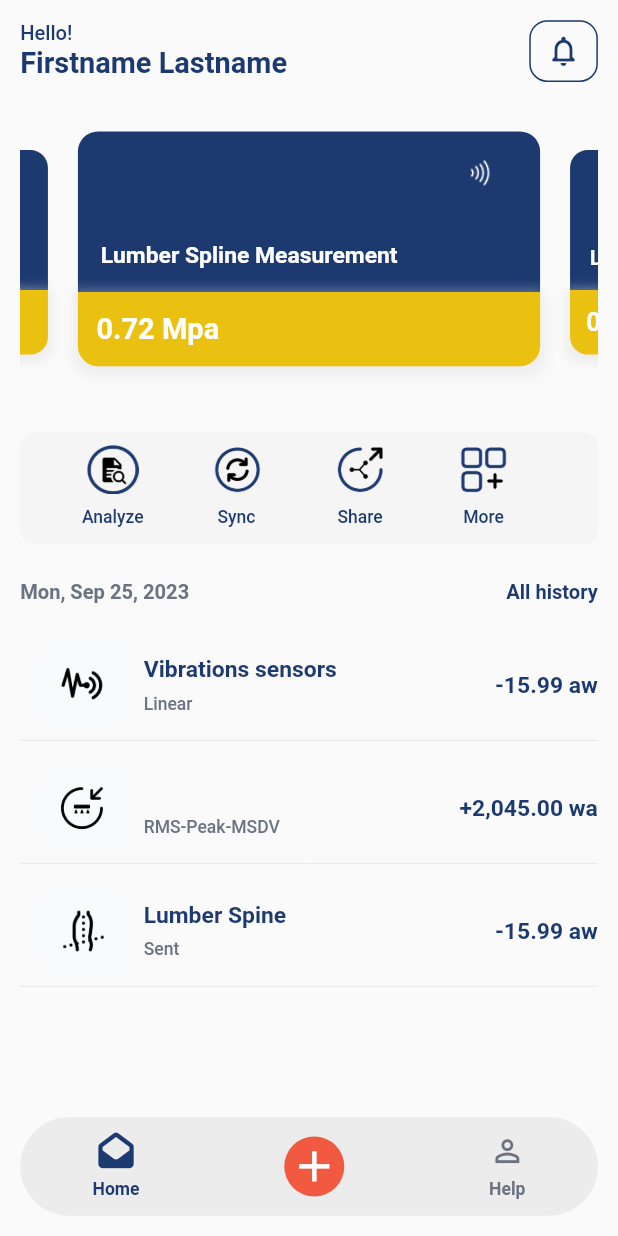
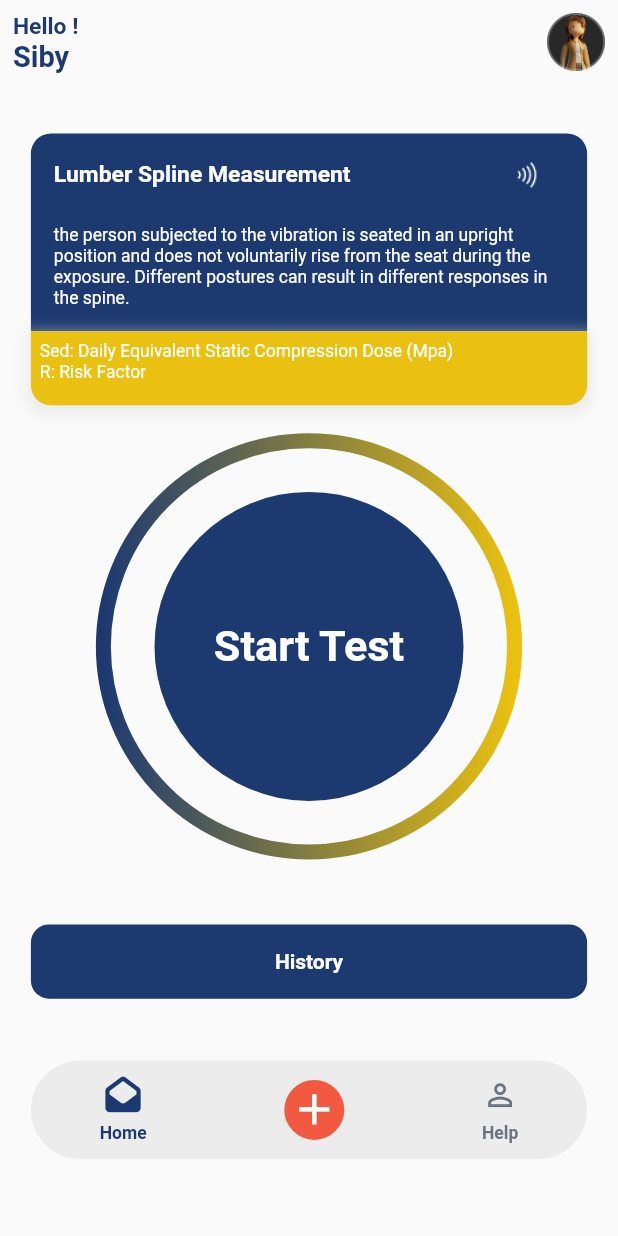
Before and after one commit to anshd258/Lumber-Spine-app-and-web, a Flutter app: the HomeScreen screen opened by its route, on a phone screen of 412 x 824 dp. Run offline on Flutter 3.47's test engine with Material 2 defaults, Android fonts, the phone set to English and light mode, and no system bars; drawn by our look-alikes of carousel_slider; our stand-ins replace bloc, file_picker, flutter_bloc, font_awesome_flutter, google_fonts, pinput and 4 more; missing offline and left inert: email_otp, syncfusion_flutter_core.

```diff
--- a/lib/Middleware/helper/routes/routes.dart
+++ b/lib/Middleware/helper/routes/routes.dart
@@ -1,11 +1,11 @@
 import 'package:data_hub/Middleware/bloc/sign_in/sign_in_bloc.dart';
 import 'package:data_hub/Middleware/bloc/sign_up/sign_up_bloc.dart';
 import 'package:data_hub/UI/screens/R_factor_screen.dart';
-import 'package:data_hub/UI/screens/analyze_screen.dart';
+import 'package:data_hub/UI/screens/home_screen.dart';
 import 'package:data_hub/UI/screens/graph_screen.dart';
 import 'package:data_hub/UI/screens/history_screen.dart';
-import 'package:data_hub/UI/screens/home_screen.dart';
 import 'package:data_hub/UI/screens/instructions_screen.dart';
+import 'package:data_hub/UI/screens/profile_screen.dart';
 import 'package:data_hub/UI/screens/registration_completed_screen.dart';
 import 'package:data_hub/UI/screens/sign_up.dart';
 import 'package:data_hub/UI/screens/splash_screen.dart';
@@ -36,11 +36,11 @@ var routes = <String, WidgetBuilder>{
   '/registration_completed_screen': (context) =>
       const RegistrationCompletedScreen(),
 
-  '/home_screen': (context) => const HomeScreen(),
-
-  '/analyze_screen': (context) => const AnalyzeScreen(),
+  '/analyze_screen': (context) => const HomeScreen(),
 
   '/history_screen': (context) => const History(),
+
+  '/profile_screen': (context) => const ProfileScreen(),
 
   '/instructions_screen': (context) => const Instructions(),
 
--- a/lib/UI/screens/home_screen.dart
+++ b/lib/UI/screens/home_screen.dart
@@ -1,10 +1,11 @@
-import 'package:carousel_slider/carousel_slider.dart';
+import 'package:data_hub/UI/widgets/appbar.dart';
+import 'package:data_hub/UI/widgets/blue_button.dart';
+import 'package:data_hub/UI/widgets/bottom_navbar.dart';
 import 'package:flutter/material.dart';
 import 'package:google_fonts/google_fonts.dart';
 import 'package:responsive_sizer/responsive_sizer.dart';
-import 'package:intl/intl.dart';
+
 import '../../Middleware/constants/colors.dart';
-import '../widgets/bottom_navbar.dart';
 
 class HomeScreen extends StatefulWidget {
   const HomeScreen({super.key});
@@ -14,168 +15,103 @@ class HomeScreen extends StatefulWidget {
 }
 
 class _HomeScreenState extends State<HomeScreen> {
-  final List<double> list = [0.72, 0.72, 0.72];
+  final String desc =
+      'the person subjected to the vibration is seated in an upright position and does not voluntarily rise from the seat during the exposure. Different postures can result in different responses in the spine.';
 
-  String formattedDate = DateFormat.yMMMEd().format(DateTime.now());
+  String finalFilePath = '';
 
   @override
   Widget build(BuildContext context) {
     return SafeArea(
       child: Scaffold(
-        resizeToAvoidBottomInset: false,
-        body: Padding(
-          padding: EdgeInsets.all(15.sp),
-          child: Column(
-            mainAxisAlignment: MainAxisAlignment.start,
-            crossAxisAlignment: CrossAxisAlignment.start,
-            children: [
-              Row(
+        appBar: PreferredSize(
+          preferredSize: Size.fromHeight(kToolbarHeight),
+          child: Padding(
+            padding: EdgeInsets.all(12.sp),
+            child: Row(
               children: [
                 Column(
-                    mainAxisAlignment: MainAxisAlignment.start,
                   crossAxisAlignment: CrossAxisAlignment.start,
                   children: [
                     Text(
-                        'Hello!',
+                      'Hello !',
                       style: GoogleFonts.roboto(
+                        fontSize: 16.sp,
                         color: blue,
-                          fontSize: 15.sp,
-                          fontWeight: FontWeight.w500,
+                        fontWeight: FontWeight.w600,
                       ),
                     ),
                     Text(
-                        'Firstname Lastname',
+                      'Siby',
                       style: GoogleFonts.roboto(
+                        fontSize: 18.sp,
                         color: blue,
-                          fontSize: 18.sp,
-                          fontWeight: FontWeight.w700,
+                        fontWeight: FontWeight.bold,
                       ),
-                      ),
+                    )
                   ],
                 ),
                 const Spacer(),
-                  Container(
-                    height: 5.h,
-                    width: 11.1.w,
-                    decoration: BoxDecoration(
-                      border: Border.all(color: blue),
-                      borderRadius: BorderRadius.circular(12),
-                    ),
-                    child: Center(
-                      child: Icon(
-                        Icons.notifications_none_rounded,
-                        color: blue,
+                const Image(image: AssetImage('assets/analyze/profile.png'))
+              ],
             ),
           ),
         ),
-                ],
+        body: SingleChildScrollView(
+          child: Padding(
+            padding: EdgeInsets.symmetric(horizontal: 5.w),
+            child: Column(
+              children: [
+                SizedBox(
+                  height: 4.h,
+                ),
+                MyCard(
+                  title: 'Lumber Spline Measurement',
+                  desc: desc,
+                  onTap: () {},
                 ),
                 SizedBox(
                   height: 4.h,
                 ),
-              Carousel(list: list),
-              SizedBox(
-                height: 1.h,
+                GradientCircularRing(
+                  child: InkWell(
+                    onTap: () {
+                      Navigator.pushNamed(context, '/instructions_screen');
+                    },
+                    child: Container(
+                      height: 25.h,
+                      width: 180.w,
+                      decoration: BoxDecoration(
+                        shape: BoxShape.circle,
+                        color: blue,
                       ),
-              Container(
-                height: 9.h,
-                width: double.infinity,
-                decoration: BoxDecoration(
-                  color: const Color.fromARGB(200, 243, 243, 243),
-                  borderRadius: BorderRadius.circular(12.sp),
+                      child: Center(
+                        child: Text(
+                          'Start Test',
+                          style: GoogleFonts.roboto(
+                            color: whiteText,
+                            fontWeight: FontWeight.bold,
+                            fontSize: 22.sp,
                           ),
-                child: SingleChildScrollView(
-                  scrollDirection: Axis.horizontal,
-                  child: Row(
-                    children: [
-                      SizedBox(width: 10.w),
-                      Options(
-                        name: 'Analyze',
-                        url: "assets/home_page/analyze.png",
-                        onTap: () {
-                          Navigator.pushNamed(context, '/history_screen');
-                        },
                         ),
-                      SizedBox(width: 10.w),
-                      Options(
-                        name: 'Sync',
-                        url: "assets/home_page/refresh.png",
-                        onTap: () {},
                       ),
-                      SizedBox(width: 10.w),
-                      Options(
-                        name: 'Share',
-                        url: "assets/home_page/share.png",
-                        onTap: () {},
-                      ),
-                      SizedBox(width: 10.w),
-                      Options(
-                        name: 'More',
-                        url: "assets/home_page/more.png",
-                        onTap: () {},
-                      ),
-                      SizedBox(width: 10.w),
-                    ],
                     ),
                   ),
                 ),
                 SizedBox(
-                height: 3.h,
+                  height: 10.h,
                 ),
-              Row(
-                children: [
-                  Text(
-                    formattedDate,
-                    style: GoogleFonts.roboto(
-                      color: darkerGrey,
-                      fontSize: 15.sp,
-                      fontWeight: FontWeight.w700,
+                BlueButton(
+                    text: 'History',
+                    onTap: () {
+                      Navigator.pushNamed(context, '/history_screen');
+                    }),
+                SizedBox(
+                  height: 5.h,
                 ),
-                  ),
-                  const Spacer(),
-                  Text(
-                    'All history',
-                    style: GoogleFonts.roboto(
-                      color: blue,
-                      fontSize: 15.sp,
-                      fontWeight: FontWeight.w700,
-                    ),
-                  ),
+                const BottomNavBar(),
               ],
             ),
-              SizedBox(
-                height: 3.h,
-              ),
-              const HistoryCard(
-                url: 'assets/home_page/vibration.png',
-                title: 'Vibrations sensors',
-                subtitle: 'Linear',
-                value: '-15.99 aw',
-              ),
-              Divider(color: lighterGrey),
-              SizedBox(
-                height: 1.h,
-              ),
-              const HistoryCard(
-                url: 'assets/home_page/hbv.png',
-                title: '',
-                subtitle: 'RMS-Peak-MSDV',
-                value: '+2,045.00 wa',
-              ),
-              Divider(color: lighterGrey),
-              SizedBox(
-                height: 1.h,
-              ),
-              const HistoryCard(
-                url: 'assets/home_page/lumber.png',
-                title: 'Lumber Spine',
-                subtitle: 'Sent',
-                value: '-15.99 aw',
-              ),
-              Divider(color: lighterGrey),
-              const Spacer(),
-              const BottomNavBar(),
-            ],
           ),
         ),
       ),
@@ -183,94 +119,24 @@ class _HomeScreenState extends State<HomeScreen> {
   }
 }
 
-class HistoryCard extends StatelessWidget {
-  final String url;
+class MyCard extends StatelessWidget {
   final String title;
-  final String subtitle;
-  final String value;
-
-  const HistoryCard({
+  final String desc;
+  final Function onTap;
+  const MyCard({
     super.key,
-    required this.url,
-    this.title = '',
-    this.subtitle = '',
-    required this.value,
+    required this.title,
+    required this.desc,
+    required this.onTap,
   });
 
   @override
   Widget build(BuildContext context) {
-    return Row(
-      children: [
-        Container(
-          height: 7.h,
-          width: 20.w,
-          decoration: BoxDecoration(
-            image: DecorationImage(
-              image: AssetImage(url),
-              fit: BoxFit.contain,
-            ),
-          ),
-        ),
-        Column(
-          crossAxisAlignment: CrossAxisAlignment.start,
-          children: [
-            Text(
-              title,
-              style: GoogleFonts.roboto(
-                color: blue,
-                fontSize: 16.sp,
-                fontWeight: FontWeight.bold,
-              ),
-            ),
-            SizedBox(
-              height: 0.8.h,
-            ),
-            Text(
-              subtitle,
-              style: GoogleFonts.roboto(
-                color: darkerGrey,
-                fontSize: 14.sp,
-                fontWeight: FontWeight.w500,
-              ),
-            ),
-          ],
-        ),
-        const Spacer(),
-        Text(
-          value,
-          style: GoogleFonts.roboto(
-            color: blue,
-            fontSize: 16.sp,
-            fontWeight: FontWeight.bold,
-          ),
-        ),
-      ],
-    );
-  }
-}
-
-class Carousel extends StatelessWidget {
-  const Carousel({
-    super.key,
-    required this.list,
-  });
-
-  final List<double> list;
-
-  @override
-  Widget build(BuildContext context) {
-    return CarouselSlider(
-      options: CarouselOptions(
-        autoPlay: false,
-        aspectRatio: 2.0,
-        enlargeCenterPage: true,
-      ),
-      items: list
-          .map((item) => Column(
+    return Column(
       children: [
         Container(
           padding: EdgeInsets.all(16.sp),
-                    height: 13.h,
+          height: 16.h,
           width: double.infinity,
           decoration: BoxDecoration(
             color: blue,
@@ -283,8 +149,17 @@ class Carousel extends StatelessWidget {
             crossAxisAlignment: CrossAxisAlignment.start,
             children: [
               Row(
-                          mainAxisAlignment: MainAxisAlignment.end,
+                mainAxisAlignment: MainAxisAlignment.start,
                 children: [
+                  Text(
+                    title,
+                    style: GoogleFonts.roboto(
+                      color: whiteText,
+                      fontSize: 16.sp,
+                      fontWeight: FontWeight.w600,
+                    ),
+                  ),
+                  const Spacer(),
                   Container(
                     height: 3.h,
                     width: 12.w,
@@ -299,13 +174,12 @@ class Carousel extends StatelessWidget {
               ),
               const Spacer(),
               Text(
-                          'Lumber Spline Measurement',
+                desc,
                 style: GoogleFonts.roboto(
-                            color: whiteText,
-                            fontSize: 16.sp,
-                            fontWeight: FontWeight.w600,
+                  color: Colors.white,
+                  fontSize: 14.sp,
                 ),
-                        ),
+              )
             ],
           ),
         ),
@@ -320,84 +194,80 @@ class Carousel extends StatelessWidget {
             ),
             boxShadow: [
               BoxShadow(
-                          color: const Color.fromARGB(255, 224, 223, 223)
-                              .withOpacity(0.5),
+                color:
+                    const Color.fromARGB(255, 224, 223, 223).withOpacity(0.5),
                 spreadRadius: 3,
                 blurRadius: 7,
                 offset: const Offset(0, 3),
               ),
             ],
           ),
-                    child: Row(
+          child: Padding(
+            padding: EdgeInsets.all(10.sp),
+            child: Column(
+              crossAxisAlignment: CrossAxisAlignment.start,
               children: [
-                        SizedBox(
-                          width: 3.w,
-                        ),
                 Text(
-                          item.toString(),
+                  'Sed: Daily Equivalent Static Compression Dose (Mpa)',
                   style: GoogleFonts.roboto(
-                            color: whiteText,
-                            fontSize: 18.sp,
-                            fontWeight: FontWeight.bold,
+                    color: Colors.white,
+                    fontSize: 14.sp,
                   ),
                 ),
                 Text(
-                          ' Mpa',
+                  'R: Risk Factor',
                   style: GoogleFonts.roboto(
-                            color: whiteText,
-                            fontSize: 18.sp,
-                            fontWeight: FontWeight.bold,
+                    color: Colors.white,
+                    fontSize: 14.sp,
                   ),
-                        ),
+                )
               ],
             ),
           ),
+        ),
+        SizedBox(
+          height: 3.h,
+        ),
       ],
-              ))
-          .toList(),
     );
   }
 }
 
-class Options extends StatelessWidget {
-  final String name;
-  final String url;
-  final Function onTap;
-  const Options(
-      {super.key, required this.name, required this.url, required this.onTap});
+class GradientCircularRing extends StatelessWidget {
+  final Widget child;
+
+  const GradientCircularRing({
+    super.key,
+    required this.child,
+  });
 
   @override
   Widget build(BuildContext context) {
-    return GestureDetector(
-      onTap: () => onTap(),
-      child: Column(
-        children: [
-          SizedBox(
-            height: 1.h,
-          ),
-          Container(
-            height: 4.h,
-            width: 10.w,
-            decoration: BoxDecoration(
-              image: DecorationImage(
-                image: AssetImage(url),
-                fit: BoxFit.contain,
-              ),
-            ),
-          ),
-          SizedBox(
-            height: 1.h,
-          ),
-          Text(
-            name,
-            style: GoogleFonts.roboto(
-              color: blue,
-              fontSize: 14.sp,
-              fontWeight: FontWeight.w500,
-            ),
-          ),
-        ],
-      ),
+    return CustomPaint(
+      size: Size(200, 200), // Adjust the size as needed
+      painter: GradientCircularRingPainter(),
+      child: child,
     );
   }
 }
+
+class GradientCircularRingPainter extends CustomPainter {
+  @override
+  void paint(Canvas canvas, Size size) {
+    final center = Offset(size.width / 2, size.height / 2);
+    final radius = 48.sp;
+    final paint = Paint()
+      ..shader = LinearGradient(
+        colors: [blue, yellow], // Adjust gradient colors as needed
+      ).createShader(Rect.fromCircle(center: center, radius: radius))
+      ..style = PaintingStyle.stroke
+      ..strokeWidth = 10; // Adjust the width of the ring as needed
+
+    canvas.drawCircle(center, radius, paint);
+  }
+
+  @override
+  bool shouldRepaint(CustomPainter oldDelegate) {
+    return false;
+  }
+}
--- a/lib/UI/widgets/bottom_navbar.dart
+++ b/lib/UI/widgets/bottom_navbar.dart
@@ -57,10 +57,15 @@ class BottomNavBar extends StatelessWidget {
           Column(
             mainAxisAlignment: MainAxisAlignment.center,
             children: [
-              FaIcon(
-                Icons.person_outline,
-                size: 20.sp,
-                color: darkerGrey,
+              InkWell(
+                onTap: () {
+                  Navigator.pushNamed(context, '/profile_screen');
+                },
+                child: FaIcon(
+                  Icons.person_outline,
+                  size: 20.sp,
+                  color: darkerGrey,
+                ),
               ),
               SizedBox(
                 height: 0.8.h,
```
Also changed, not shown: lib/UI/screens/analyze_screen.dart (deleted, +0 -244 lines), lib/UI/screens/profile_screen.dart (added, +44 -0 lines), assets/analyze/profile.png (added). Lines whose indentation alone changed are shown as unchanged.
